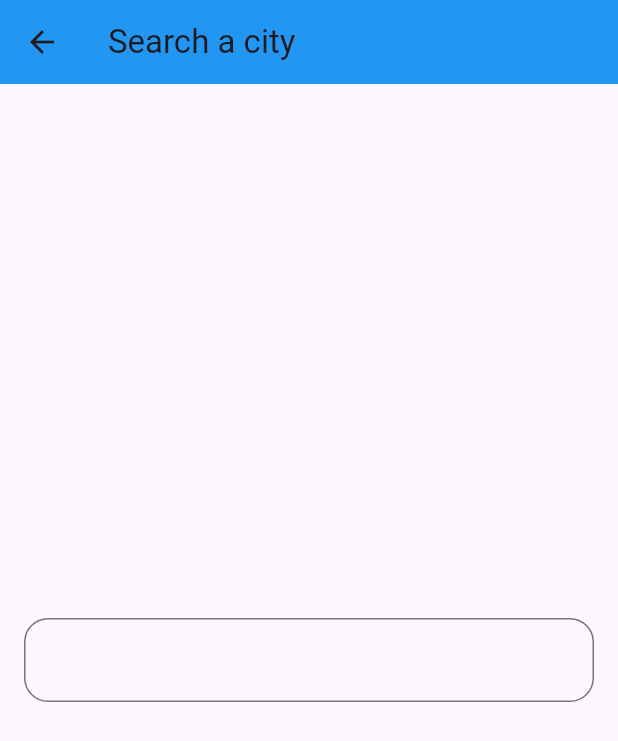
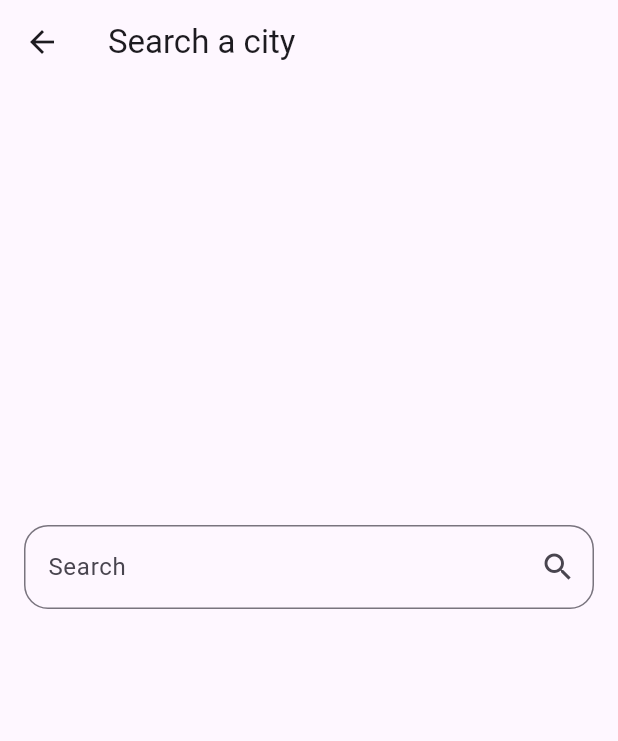
Before and after one commit to Ma7moudSelmy/Weather_App, a Flutter app: the screen it shows after launch, after a tap on the "search" icon, on a phone screen of 412 x 824 dp. Shown: the top 741 px of the screen. Run offline on Flutter 3.47's test engine with Material 3 defaults, Android fonts, the phone set to English and light mode, and no system bars.

Commit message:
Refactor SearchView layout and add logging on city search submission

```diff
--- a/lib/views/NoWeatherBody.dart
+++ b/lib/views/NoWeatherBody.dart
@@ -6,6 +6,8 @@ class NoWeatherBody extends StatelessWidget {
   @override
   Widget build(BuildContext context) {
     return Scaffold(
+      backgroundColor: const Color.fromARGB(95, 90, 90, 90),
+
       body: Center(
         child: Padding(
           padding: const EdgeInsets.only(left: 5),
--- a/lib/views/search_view.dart
+++ b/lib/views/search_view.dart
@@ -1,3 +1,5 @@
+import 'dart:developer';
+
 import 'package:flutter/material.dart';
 
 class SearchView extends StatelessWidget {
@@ -6,15 +8,20 @@ class SearchView extends StatelessWidget {
   @override
   Widget build(BuildContext context) {
     return Scaffold(
-      appBar: AppBar(
-        title: const Text('Search a city'),
-        backgroundColor: Colors.blue,
-      ),
+      appBar: AppBar(title: const Text('Search a city')),
       body: Center(
         child: Padding(
           padding: const EdgeInsets.symmetric(horizontal: 16),
+          child: SizedBox(
+            height: 180,
             child: TextField(
+              onSubmitted: (value) {
+                log(value);
+              },
               decoration: InputDecoration(
+                label: const Text('Search'),
+                suffixIcon: Icon(Icons.search),
+                hintText: 'Enter city name',
                 border: OutlineInputBorder(
                   borderRadius: BorderRadius.circular(16),
                   borderSide: BorderSide(
@@ -26,6 +33,7 @@ class SearchView extends StatelessWidget {
             ),
           ),
         ),
+      ),
     );
   }
 }
```
Lines whose indentation alone changed are shown as unchanged.
